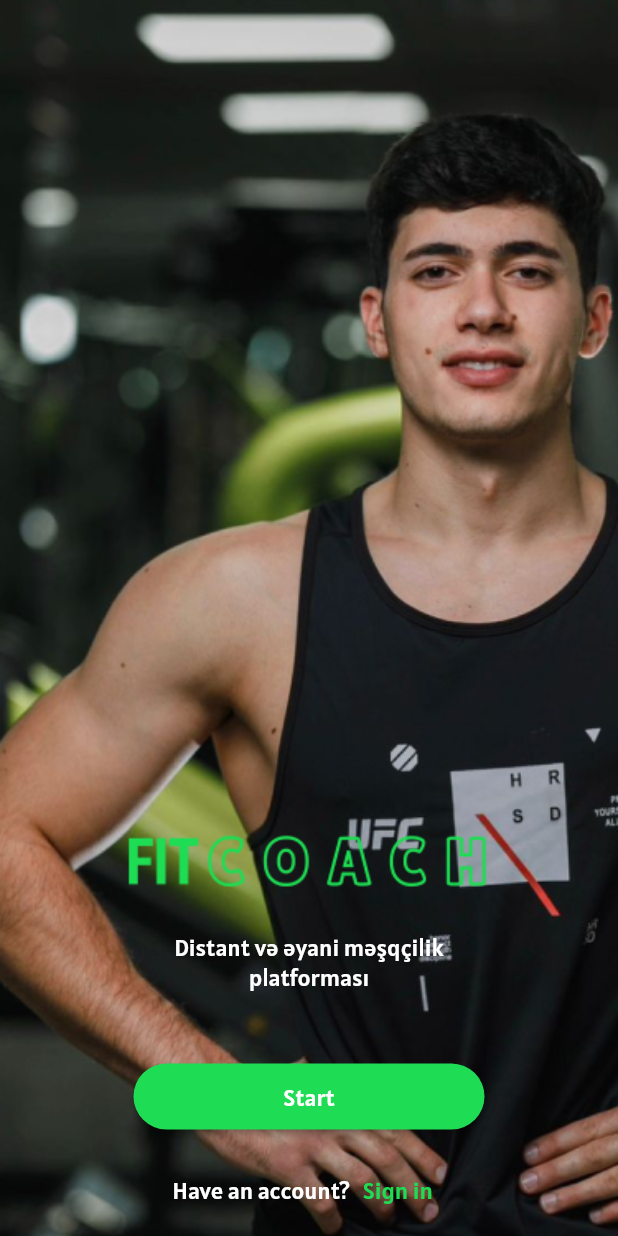
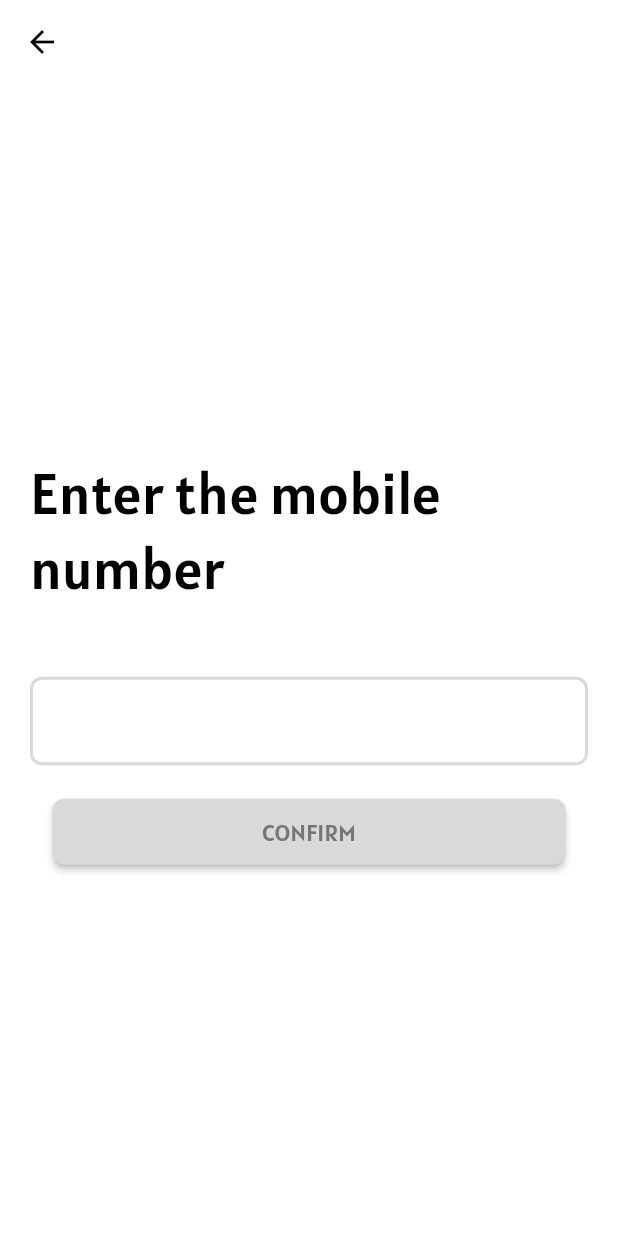
Before and after one commit to PattonSayd/FitCoachaz-collab, a Flutter app: the screen it shows after launch, after a tap on "Start", on a phone screen of 412 x 824 dp. Run offline on Flutter 3.47's test engine with Material 2 defaults, Android fonts, the light colour scheme and no system bars; our stand-ins replace flutter_screenutil, mask_text_input_formatter, pin_code_text_field; generated files the repository leaves out were written again.

Commit message:
numberScreen completed

```diff
--- a/lib/app/router/app_routes.dart
+++ b/lib/app/router/app_routes.dart
@@ -6,6 +6,9 @@ class AppRoutesName {
   AppRoutesName._();
 
   static const welcome = '/';
+  static const signin = '/signin';
+  static const otp = '/otp';
+  static const passw = '/passw';
 }
 
 class AppRoutes {
@@ -13,5 +16,8 @@ class AppRoutes {
 
   static final routes = <String, Widget Function(BuildContext)>{
     AppRoutesName.welcome: (_) => ScreenFactory.assembleWelcome(),
+    AppRoutesName.signin: (_) => ScreenFactory.assembleSignIn(),
+     AppRoutesName.otp: (_) => ScreenFactory.assembleOTP(),
+    // AppRoutesName.passw: (_) => ScreenFactory.assemblePassw(),
   };
 }
--- a/lib/app/screen_factory.dart/screen_factory.dart
+++ b/lib/app/screen_factory.dart/screen_factory.dart
@@ -1,5 +1,7 @@
 import 'package:flutter/material.dart';
 
+import '../../ui/screens/number/number_screen.dart';
+import '../../ui/screens/otp/otp_screen.dart';
 import '../../ui/screens/welcome/welcome_screen.dart';
 
 class ScreenFactory {
@@ -8,4 +10,16 @@ class ScreenFactory {
   static Widget assembleWelcome() {
     return const WelcomeScreen();
   }
+
+  static Widget assembleSignIn() {
+    return const NumberScreen();
+  }
+
+  static Widget assembleOTP() {
+    return const OTPScreen();
+  }
+
+  // static Widget assemblePassw() {
+  //   return const PasswordScreen();
+  // }
 }
--- a/lib/l10n/app_az.arb
+++ b/lib/l10n/app_az.arb
@@ -7,5 +7,7 @@
     "startButtom" : "Başla",
     "initQestion" : "Hesabın var?",
     "welcomeCaption" : "Distant və əyani məşqçilik platforması",
-    "signInButton" : "Daxil ol"
+    "signInButton" : "Daxil ol",
+    "enterNumber":   "Mobil nömrəni daxil edin",
+    "confirmText":   "TƏSDİQLƏ"
     }
--- a/lib/l10n/app_en.arb
+++ b/lib/l10n/app_en.arb
@@ -6,6 +6,8 @@
     "welcomeMessage" : "Welcome!",
     "startButtom" : "Start",
     "initQestion" : "Have an account?",
-    "welcomeCaption" : "Distant və əyani məşqçilik platforması",
-    "signInButton" : "Sign in"
+    "welcomeCaption" : "Remote and face-to-face coaching platform",
+    "signInButton" : "Sign in",
+    "enterNumber":   "Enter the mobile number",
+    "confirmText":   "CONFIRM"
 }
--- a/lib/l10n/app_ru.arb
+++ b/lib/l10n/app_ru.arb
@@ -7,5 +7,7 @@
     "startButtom" : "Старт",
     "initQestion" : "Есть аккаунт?",
     "welcomeCaption" : "Платформа удаленного и личного коучинга",
-    "signInButton" : "Войти"
+    "signInButton" : "Войти",
+    "enterNumber":   "Введите номер мобильного телефона",
+    "confirmText":   "ПОДТВЕРЖДАТЬ"
 }
--- /dev/null
+++ b/lib/ui/screens/number/number_screen.dart
@@ -0,0 +1,94 @@
+import 'package:fitcoachaz/app/extension/build_context.dart';
+import 'package:fitcoachaz/ui/style/text_style.dart';
+import 'package:flutter/material.dart';
+import 'package:flutter_screenutil/flutter_screenutil.dart';
+import '../../../app/router/app_routes.dart';
+import '../../theme/app_colors.dart';
+import '../../widgets/global_button.dart';
+import '../../widgets/global_form_input.dart';
+
+class NumberScreen extends StatefulWidget {
+  const NumberScreen({super.key});
+
+  @override
+  State<NumberScreen> createState() => _NumberScreenState();
+}
+
+class _NumberScreenState extends State<NumberScreen> {
+  late final TextEditingController numberController;
+  late final FocusNode numberFocus;
+  final _formKey = GlobalKey<FormState>();
+  late String number;
+
+  @override
+  void initState() {
+    super.initState();
+    numberController = TextEditingController();
+    numberFocus = FocusNode();
+  }
+
+  @override
+  void dispose() {
+    super.dispose();
+    numberController.dispose();
+    numberFocus.dispose();
+  }
+
+  @override
+  Widget build(BuildContext context) {
+    return Scaffold(
+      appBar: AppBar(
+        leading: IconButton(
+          onPressed: () => Navigator.pop(context),
+          icon: const Icon(
+            Icons.arrow_back,
+            color: AppColors.black,
+          ),
+        ),
+      ),
+      body: Padding(
+        padding: const EdgeInsets.all(20.0),
+        child: Column(
+          mainAxisAlignment: MainAxisAlignment.center,
+          children: [
+            Text(
+              context.localizations.enterNumber,
+              style: AppTextStyle.bigHeader,
+            ),
+             SizedBox(
+              height: 47.h,
+            ),
+            Form(
+              key: _formKey,
+              child: GlobalFormInput(
+                controller: numberController,
+                focus: numberFocus,
+                keyboardType: TextInputType.phone,
+                onChanged: (value) {},
+                validator: (value) {
+                  if (value == null || value.isEmpty) {
+                    return context.localizations.enterNumber;
+                  }
+                  return null;
+                },
+              ),
+            ),
+             SizedBox(
+              height: 22.h,
+            ),
+            GlobalButton(
+              backgroundColor: AppColors.brightSilver,
+              buttonStyle: AppTextStyle.deactiveButton,
+              text: context.localizations.confirmText,
+              onPress: () {
+                if (_formKey.currentState!.validate()) {
+                  Navigator.pushNamed(context, AppRoutesName.otp);
+                }
+              },
+            ),
+          ],
+        ),
+      ),
+    );
+  }
+}
--- a/lib/ui/screens/welcome/welcome_screen.dart
+++ b/lib/ui/screens/welcome/welcome_screen.dart
@@ -2,6 +2,7 @@ import 'package:fitcoachaz/app/extension/build_context.dart';
 import 'package:fitcoachaz/app/resources/app_assets.dart';
 import 'package:flutter/material.dart';
 import 'package:flutter_screenutil/flutter_screenutil.dart';
+import '../../../app/router/app_routes.dart';
 import '../../style/text_style.dart';
 import '../../widgets/global_start_button.dart';
 
@@ -39,7 +40,9 @@ class WelcomeScreen extends StatelessWidget {
               GlobalStartButton(
                   text: context.localizations.startButtom,
                   style: AppTextStyle.startButton,
-                  onPress: () {}),
+                  onPress: () {
+                    Navigator.pushNamed(context, AppRoutesName.signin);
+                  }),
               SizedBox(height: 10.h),
               Row(
                 mainAxisAlignment: MainAxisAlignment.center,
@@ -49,7 +52,7 @@ class WelcomeScreen extends StatelessWidget {
                     style: AppTextStyle.initQestion,
                   ),
                   TextButton(
-                    onPressed: () {},
+                    onPressed: () { },
                     child: Text(
                       context.localizations.signInButton,
                       style: AppTextStyle.signInButton,
--- a/lib/ui/style/text_style.dart
+++ b/lib/ui/style/text_style.dart
@@ -7,27 +7,27 @@ import '../theme/app_colors.dart';
 class AppTextStyle {
   const AppTextStyle._();
 
-  static TextStyle get miniHeader => const TextStyle(
-      fontSize: 18,
+  static TextStyle get miniHeader =>  TextStyle(
+      fontSize: 18.spMin,
       fontFamily: 'AlatsiRegular',
       height: 1.21,
       fontWeight: FontWeight.w900,
       color: AppColors.black);
 
-  static TextStyle get startButton => const TextStyle(
-        fontSize: 16,
+  static TextStyle get startButton =>  TextStyle(
+        fontSize: 16.spMin,
         fontFamily: AppFonts.alatsiRegular,
         height: 1.25,
         fontWeight: FontWeight.w400,
         color: AppColors.white,
       );
 
-  static TextStyle get deactiveButton => const TextStyle(
-      fontSize: 16,
+  static TextStyle get deactiveButton =>  TextStyle(
+      fontSize: 16.spMin,
       fontFamily: AppFonts.alatsiRegular,
       height: 1.17,
       fontWeight: FontWeight.w500,
-      color: AppColors.white);
+      color: AppColors.silver);
 
   static TextStyle get welcomeCaption => TextStyle(
       color: AppColors.white,
@@ -49,4 +49,19 @@ class AppTextStyle {
       fontSize: 16.spMin,
       height: 1.27,
       fontFamily: AppFonts.alatsiRegular);
+
+  static TextStyle get bigHeader => TextStyle(
+      fontWeight: FontWeight.w400,
+      fontSize: 38.spMin,
+      fontFamily: AppFonts.alatsiRegular,
+      height: 1.31,
+      color: AppColors.black
+      );
+  static TextStyle get labelText => TextStyle(
+      fontWeight: FontWeight.w500,
+      fontSize: 10.spMin,
+      fontFamily: AppFonts.alatsiRegular,
+      height: 1.6,
+      color: AppColors.silver
+      );
 }
--- a/lib/ui/theme/app_theme.dart
+++ b/lib/ui/theme/app_theme.dart
@@ -1,13 +1,16 @@
 import 'package:flutter/material.dart';
 
 import 'app_colors.dart';
+import 'app_styles.dart';
 
 class AppTheme {
   AppTheme._();
 
   static final light = ThemeData(
     primarySwatch: Colors.blue,
+    appBarTheme: const AppBarTheme(color: Colors.white,elevation: 0.0),
     scaffoldBackgroundColor: AppColors.white,
+    inputDecorationTheme: inputDecorationTheme(),
     bottomNavigationBarTheme: const BottomNavigationBarThemeData(
       backgroundColor: AppColors.white,
       selectedItemColor: AppColors.pink,
@@ -15,3 +18,16 @@ class AppTheme {
     ),
   );
 }
+InputDecorationTheme inputDecorationTheme() {
+  return InputDecorationTheme(
+    fillColor: AppColors.white,
+    filled: true,
+    enabledBorder: AppStyles.outlineInputBorder(),
+    border: AppStyles.outlineInputBorder(),
+    focusedBorder: AppStyles.outlineInputBorder(color: AppColors.lightGreen),
+    errorBorder: AppStyles.outlineInputBorder(color: AppColors.pink),
+    focusedErrorBorder: AppStyles.outlineInputBorder(color: AppColors.pink),
+  );
+
+
+}
--- /dev/null
+++ b/lib/ui/widgets/global_button.dart
@@ -0,0 +1,44 @@
+import 'package:flutter/material.dart';
+import 'package:flutter_screenutil/flutter_screenutil.dart';
+
+class GlobalButton extends StatelessWidget {
+  final String text;
+  final TextStyle buttonStyle;
+  final Function onPress;
+  final Color backgroundColor;
+  const GlobalButton({
+    Key? key,
+    required this.text,
+    required this.buttonStyle,
+    required this.onPress,
+    required this.backgroundColor,
+  }) : super(key: key);
+
+  @override
+  Widget build(BuildContext context) {
+    return Container(
+      constraints: const BoxConstraints(
+        minWidth: 200,
+        maxWidth: 342,
+        maxHeight: 44,
+        minHeight: 35,
+      ),
+      width: 342.w,
+      height: 44.h,
+      child: ElevatedButton(
+        style: ElevatedButton.styleFrom(
+          padding: const EdgeInsets.only(top: 13, left: 16, right: 16, bottom: 13).r,
+          backgroundColor: backgroundColor,
+          shape: RoundedRectangleBorder(
+            borderRadius: BorderRadius.circular(8),
+          ),
+        ),
+        onPressed: () => onPress(),
+        child: Text(
+          text,
+          style: buttonStyle,
+        ),
+      ),
+    );
+  }
+}
--- /dev/null
+++ b/lib/ui/widgets/global_form_input.dart
@@ -0,0 +1,59 @@
+import 'package:flutter/material.dart';
+import 'package:mask_text_input_formatter/mask_text_input_formatter.dart';
+
+import '../style/text_style.dart';
+import '../theme/app_colors.dart';
+
+var maskFormatter =  MaskTextInputFormatter(
+  mask: '+994 (###) ###-##-##',
+  filter: { "#": RegExp(r'[0-9]') },
+);
+
+class GlobalFormInput extends StatelessWidget {
+  final TextEditingController controller;
+  final FocusNode focus;
+  final void Function(String) onChanged;
+  final String? Function(String?) validator;
+  final String? errorText;
+  final String? hintText;
+  final String? labelText;
+  final TextInputType keyboardType;
+  final bool obscureText;
+
+
+   const GlobalFormInput({
+    Key? key,
+    required this.controller,
+    required this.focus,
+    required this.onChanged,
+    required this.keyboardType,
+    required this.validator,
+    this.hintText,
+    this.labelText,
+    this.obscureText=false,
+    this.errorText,
+  }) : super(key: key);
+
+  @override
+  Widget build(BuildContext context) {
+    return TextFormField(
+      inputFormatters: [maskFormatter],
+      obscureText:obscureText,
+      onChanged: onChanged,
+      keyboardType:keyboardType,
+      validator: validator,
+      controller: controller,
+      focusNode: focus,
+      cursorColor: AppColors.darkGrey,
+      decoration: InputDecoration(
+         hintText: hintText,
+         labelText: labelText,
+         labelStyle:AppTextStyle.labelText,
+        errorStyle: const TextStyle(
+          fontSize: 14,
+          color: AppColors.pink,
+        ),
+      ),
+    );
+  }
+}
--- a/pubspec.yaml
+++ b/pubspec.yaml
@@ -39,6 +39,9 @@ dependencies:
   intl: ^0.17.0
   flutter_screenutil: ^5.7.0
   flutter_svg: ^1.1.6
+  mask_text_input_formatter: ^2.4.0
+  pin_code_text_field: ^1.8.0
+
 
 dev_dependencies:
   flutter_test:
```
Also changed, not shown: lib/ui/screens/otp/otp_screen.dart (added, +104 -0 lines), lib/ui/theme/app_styles.dart (added, +30 -0 lines), lib/ui/widgets/global_otp_field.dart (added, +27 -0 lines), lib/ui/screens/password/password_screen.dart (added), lib/ui/theme/app_colors.dart (line endings or trailing spaces), pubspec.lock.
